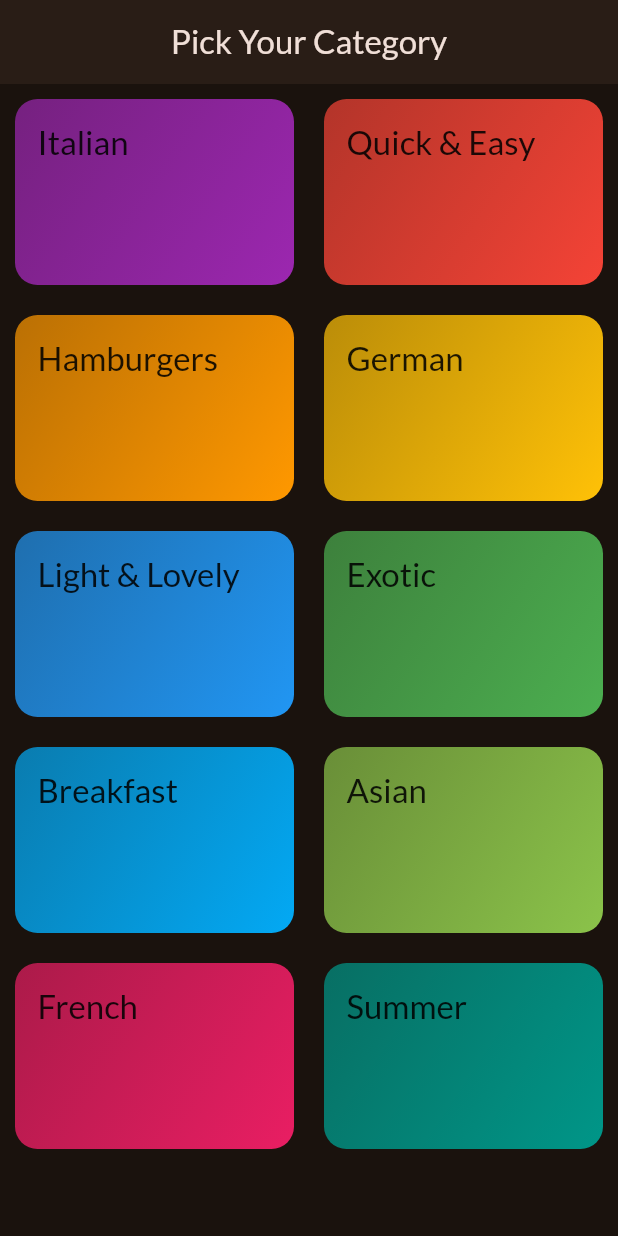
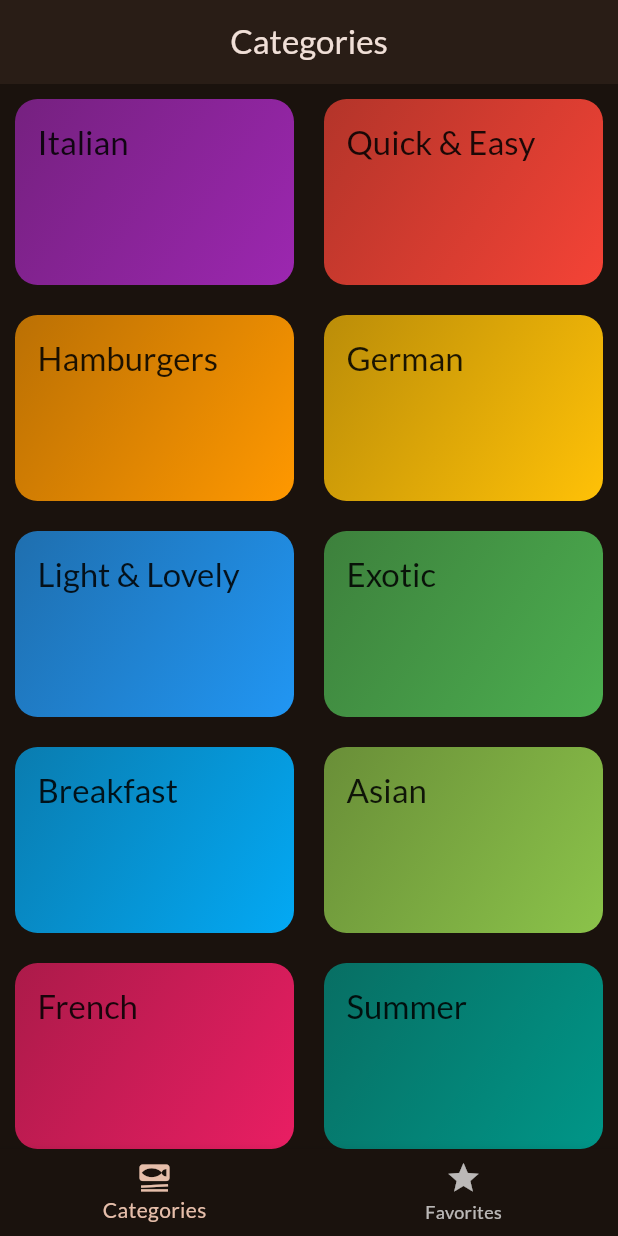
Before and after one commit to sudorajpy/meals_app, a Flutter app: the screen it shows after launch, on a phone screen of 412 x 824 dp. Run offline on Flutter 3.47's test engine with Material 2 defaults, Android fonts, the phone set to English and light mode, and no system bars; our stand-ins replace google_fonts, transparent_image.

```diff
--- a/lib/main.dart
+++ b/lib/main.dart
@@ -2,6 +2,7 @@ import 'package:flutter/material.dart';
 
 import 'package:google_fonts/google_fonts.dart';
 import 'package:meals_app/screens/categories_screen.dart';
+import 'package:meals_app/screens/tabs.dart';
 
 final theme = ThemeData(
   useMaterial3: true,
@@ -23,7 +24,7 @@ class App extends StatelessWidget {
   Widget build(BuildContext context) {
     return MaterialApp(
       theme: theme,
-      home:const CategoriesScreen()
+      home:const TabScreen()
     );
   }
 }
--- a/lib/screens/categories_screen.dart
+++ b/lib/screens/categories_screen.dart
@@ -8,7 +8,9 @@ class CategoriesScreen extends StatelessWidget {
   const CategoriesScreen({super.key});
 
   void _selectCategory(BuildContext context, Category category) {
-   final filterdMeals= dummyMeals.where((meal) => meal.categories.contains(category.id)).toList();
+    final filterdMeals = dummyMeals
+        .where((meal) => meal.categories.contains(category.id))
+        .toList();
 
     Navigator.of(context).push(MaterialPageRoute(
         builder: (context) => MealsScreen(
@@ -19,13 +21,7 @@ class CategoriesScreen extends StatelessWidget {
 
   @override
   Widget build(BuildContext context) {
-    return Scaffold(
-      appBar: AppBar(
-        title: const Text('Pick Your Category'),
-        centerTitle: true,
-        elevation: 2,
-      ),
-      body: GridView(
+    return GridView(
       padding: const EdgeInsets.all(10),
       gridDelegate: const SliverGridDelegateWithFixedCrossAxisCount(
           crossAxisCount: 2,
@@ -34,11 +30,12 @@ class CategoriesScreen extends StatelessWidget {
           mainAxisSpacing: 20),
       children: [
         for (final category in availableCategories)
-            CategoryGridItem(category: category, onSelectCategory: (){
+          CategoryGridItem(
+              category: category,
+              onSelectCategory: () {
                 _selectCategory(context, category);
               }),
       ],
-      ),
     );
   }
 }
--- a/lib/screens/meals.dart
+++ b/lib/screens/meals.dart
@@ -4,9 +4,9 @@ import 'package:meals_app/screens/meals_details.dart';
 import 'package:meals_app/widgets/meal_item.dart';
 
 class MealsScreen extends StatelessWidget {
-  const MealsScreen({super.key, required this.title, required this.meals});
+  const MealsScreen({super.key,  this.title, required this.meals});
 
-  final String title;
+  final String? title;
   final List<Meal> meals;
 
   void selectMeal(BuildContext context, Meal meal) {
@@ -42,9 +42,15 @@ class MealsScreen extends StatelessWidget {
         );
       }
 
+
+
+      if(title == null) {
+        return content;
+      }
+
     return Scaffold(
       appBar: AppBar(
-        title: Text(title),
+        title: Text(title!),
         centerTitle: true,
         elevation: 2,
       ),
--- /dev/null
+++ b/lib/screens/tabs.dart
@@ -0,0 +1,53 @@
+import 'package:flutter/material.dart';
+import 'package:meals_app/screens/categories_screen.dart';
+import 'package:meals_app/screens/meals.dart';
+
+class TabScreen extends StatefulWidget {
+  const TabScreen({super.key});
+
+  @override
+  State<TabScreen> createState() => _TabScreenState();
+}
+
+class _TabScreenState extends State<TabScreen> {
+  int _selectedPageIndex = 0;
+
+  void _selectPage(int index) {
+    setState(() {
+      _selectedPageIndex = index;
+    });
+  }
+
+  @override
+  Widget build(BuildContext context) {
+    Widget activePage = const CategoriesScreen();
+    var activePageTitle = 'Categories';
+    if (_selectedPageIndex == 1) {
+      activePage = const MealsScreen( meals: []);
+      activePageTitle = 'Favrouits';
+    }
+
+    return Scaffold(
+      appBar: AppBar(
+        title: Text(activePageTitle),
+        centerTitle: true,
+        elevation: 2,
+      ),
+      body: activePage,
+      bottomNavigationBar: BottomNavigationBar(
+        currentIndex: _selectedPageIndex,
+        onTap: _selectPage,
+        items: const [
+          BottomNavigationBarItem(
+            icon: Icon(Icons.set_meal),
+            label: 'Categories',
+          ),
+          BottomNavigationBarItem(
+            icon: Icon(Icons.star),
+            label: 'Favorites',
+          ),
+        ],
+      ),
+    );
+  }
+}
--- a/lib/widgets/meal_item.dart
+++ b/lib/widgets/meal_item.dart
@@ -1,4 +1,4 @@
-import 'dart:ffi';
+
 
 import 'package:flutter/material.dart';
 import 'package:meals_app/model/meal.dart';
```
Lines whose indentation alone changed are shown as unchanged.
